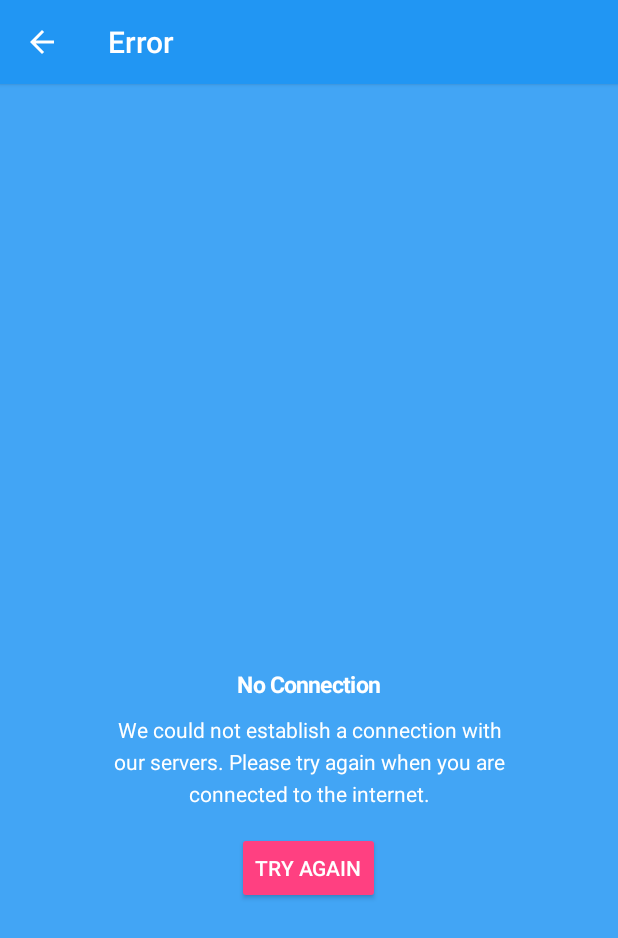
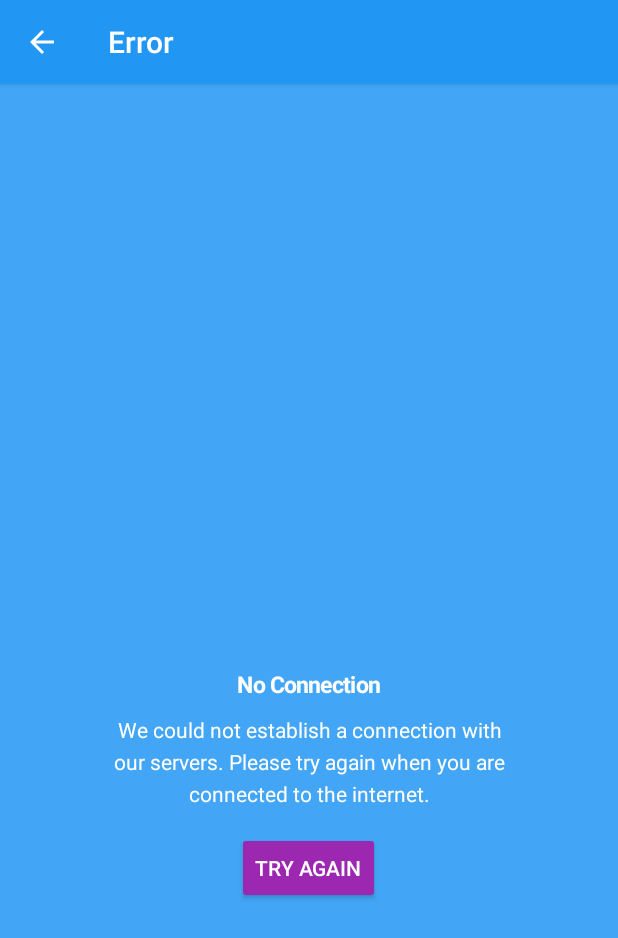
Before and after one commit to vlonjat-gashi/progress-activity, an Android app: the screen it shows after launch (DetailsActivity), after a tap on "ERROR STATE", on a phone screen of 412 x 824 dp. Shown: the top 938 px of the screen. Run offline under Robolectric (Android 15) with nearby library versions, the phone set to English and light mode, and no system bars; libraries missing offline, so code that uses them is left out: com.malinskiy.materialicons; 2 statements that could not run were skipped.

Commit message:
Added support to change error button background color

```diff
--- a/library/src/main/java/com/vlonjatg/progressactivity/ProgressFrameLayout.java
+++ b/library/src/main/java/com/vlonjatg/progressactivity/ProgressFrameLayout.java
@@ -3,6 +3,7 @@ package com.vlonjatg.progressactivity;
 import android.content.Context;
 import android.content.res.TypedArray;
 import android.graphics.Color;
+import android.graphics.LightingColorFilter;
 import android.graphics.PorterDuff;
 import android.graphics.drawable.Drawable;
 import android.support.annotation.NonNull;
@@ -74,6 +75,7 @@ public class ProgressFrameLayout extends FrameLayout {
     int errorStateTitleTextColor;
     int errorStateContentTextColor;
     int errorStateButtonTextColor;
+    int errorStateButtonBackgroundColor;
     int errorStateBackgroundColor;
 
     private String state = CONTENT;
@@ -153,6 +155,9 @@ public class ProgressFrameLayout extends FrameLayout {
 
         errorStateButtonTextColor =
                 typedArray.getColor(R.styleable.ProgressActivity_errorButtonTextColor, Color.BLACK);
+
+        errorStateButtonBackgroundColor =
+                typedArray.getColor(R.styleable.ProgressActivity_errorButtonBackgroundColor, Color.WHITE);
 
         errorStateBackgroundColor =
                 typedArray.getColor(R.styleable.ProgressActivity_errorBackgroundColor, Color.TRANSPARENT);
@@ -498,6 +503,7 @@ public class ProgressFrameLayout extends FrameLayout {
             errorStateTitleTextView.setTextColor(errorStateTitleTextColor);
             errorStateContentTextView.setTextColor(errorStateContentTextColor);
             errorStateButton.setTextColor(errorStateButtonTextColor);
+            errorStateButton.getBackground().setColorFilter(new LightingColorFilter(1, errorStateButtonBackgroundColor));
 
             //Set background color if not TRANSPARENT
             if (errorStateBackgroundColor != Color.TRANSPARENT) {
--- a/library/src/main/res/values/attrs.xml
+++ b/library/src/main/res/values/attrs.xml
@@ -22,6 +22,7 @@
         <attr name="errorTitleTextColor" format="color"/>
         <attr name="errorContentTextColor" format="color"/>
         <attr name="errorButtonTextColor" format="color"/>
+        <attr name="errorButtonBackgroundColor" format="color"/>
         <attr name="errorBackgroundColor" format="color"/>
     </declare-styleable>
 </resources>
--- a/sample/src/main/res/layout/activity_details.xml
+++ b/sample/src/main/res/layout/activity_details.xml
@@ -11,6 +11,7 @@
     progressActivity:errorButtonTextColor="#FFFFFF"
     progressActivity:errorContentTextColor="#FFFFFF"
     progressActivity:errorTitleTextColor="#FFFFFF"
+    progressActivity:errorButtonBackgroundColor="#9C27B0"
     progressActivity:loadingBackgroundColor="#FFFFFF"
     progressActivity:loadingStateProgressBarColor="#9C27B0">
 
```
